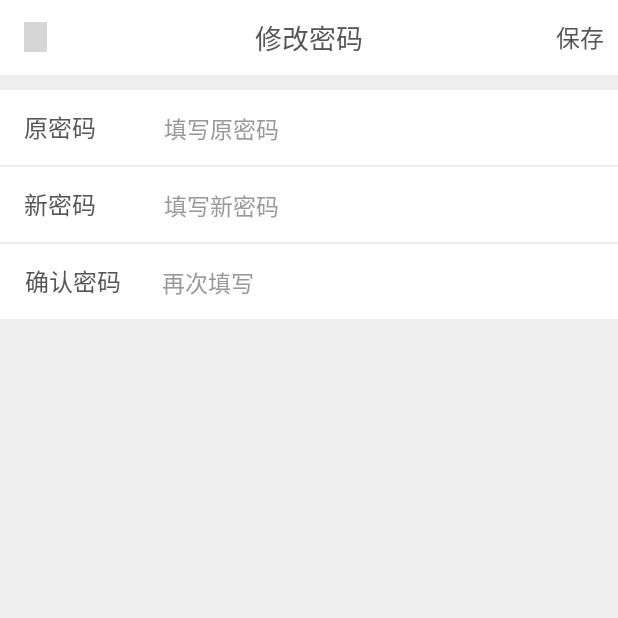
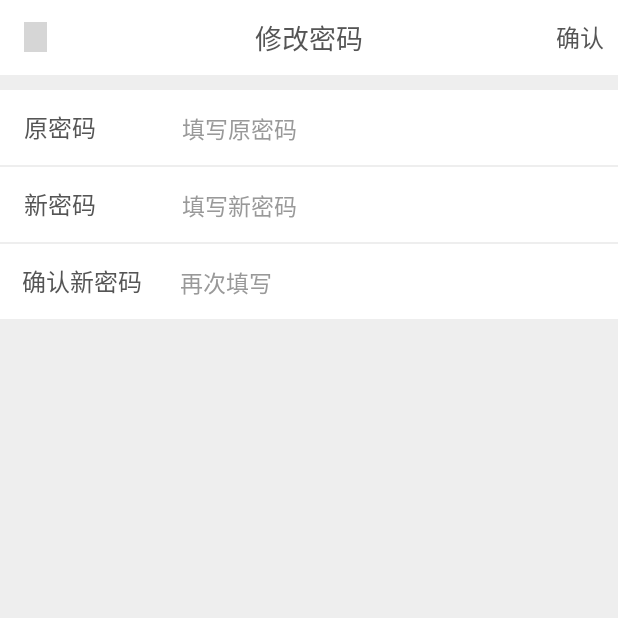
Before and after one commit to hunanwolf/MyCompass-ECG, an Android app: the PassChangeActivityW screen opened directly, with no data from a screen before it, on a phone screen of 412 x 824 dp, the top half of it. Run offline under Robolectric (Android 15) with nearby library versions, the light colour scheme and no system bars; libraries missing offline, so code that uses them is left out: com.alibaba.fastjson, com.loopj.android, cz.msebera.android; grey boxes are pictures that could not be loaded.

Commit message:
first commit WZ

```diff
--- a/AuxiliaryLibarary/src/main/res/layout/toolbar.xml
+++ b/AuxiliaryLibarary/src/main/res/layout/toolbar.xml
@@ -33,7 +33,7 @@
             android:layout_gravity="center"
             android:gravity="center"
             android:textColor="@color/gwe"
-            android:textSize="18sp" />
+            android:textSize="20sp" />
     </android.support.v7.widget.Toolbar>
 
     <View
--- a/app/src/main/AndroidManifest.xml
+++ b/app/src/main/AndroidManifest.xml
@@ -15,7 +15,7 @@
     <uses-permission android:name="android.permission.RECORD_AUDIO" />
     <uses-permission android:name="android.permission.CAMERA" />
     <uses-permission android:name="android.permission.ACCESS_NETWORK_STATE" />
-    <uses-permission android:name="android.permission.ACCESS_MOCK_LOCATION" />
+
     <uses-permission android:name="android.permission.WRITE_EXTERNAL_STORAGE" />
     <uses-permission android:name="android.permission.MOUNT_UNMOUNT_FILESYSTEMS" />
     <uses-permission android:name="android.permission.ACCESS_FINE_LOCATION" />
--- a/app/src/main/java/com/compassecg/test720/compassecg/LoginActivity/BinDingActivity.java
+++ b/app/src/main/java/com/compassecg/test720/compassecg/LoginActivity/BinDingActivity.java
@@ -49,7 +49,6 @@ public class BinDingActivity extends BarBaseActivity {
 
             @Override
             public void beforeTextChanged(CharSequence s, int start, int count, int after) {
-
             }
 
             @Override
--- a/app/src/main/res/layout/activity_feedback.xml
+++ b/app/src/main/res/layout/activity_feedback.xml
@@ -42,7 +42,7 @@
         android:id="@+id/detail"
         android:maxEms="140"
         android:textColor="@color/grey"
-        android:hint="写下对我们平台的意见或建议吧！"
+        android:hint="写下对我们平台的意见或建议吧~"
         android:layout_marginTop="10dp"
         android:textSize="14sp"
         android:padding="13dp"/>
--- a/app/src/main/res/layout/activity_login.xml
+++ b/app/src/main/res/layout/activity_login.xml
@@ -66,7 +66,7 @@
                     android:text="账号或手机"
                     android:textColor="@color/login_gary"
                     android:textSize="16sp" />
-
+                <!--android:digits="1234567890"-->
                 <EditText
                     android:id="@+id/phone"
                     android:layout_width="0dp"
@@ -74,9 +74,9 @@
                     android:layout_marginLeft="15dp"
                     android:layout_weight="1"
                     android:background="@null"
-                    android:digits="1234567890"
+
                     android:hint="请输入账号或手机号"
-                    android:inputType="phone"
+                    android:inputType="textVisiblePassword"
                     android:maxLength="13"
                     android:textColor="@color/login_gwe"
                     android:text=""
--- a/app/src/main/res/layout/activity_pass_change.xml
+++ b/app/src/main/res/layout/activity_pass_change.xml
@@ -3,9 +3,9 @@
     xmlns:tools="http://schemas.android.com/tools"
     android:layout_width="match_parent"
     android:layout_height="match_parent"
-    android:orientation="vertical"
     android:background="@color/background"
-   >
+    android:orientation="vertical">
+
     <RelativeLayout
         android:layout_width="match_parent"
         android:layout_height="50dp"
@@ -15,130 +15,139 @@
             android:id="@+id/back"
             android:layout_width="50dp"
             android:layout_height="match_parent">
+
             <ImageView
                 style="@style/iv_back"
 
-                android:src="@drawable/back_tomove"/>
+                android:src="@drawable/back_tomove" />
         </RelativeLayout>
 
 
         <TextView
+            android:id="@+id/textView5"
             android:layout_width="wrap_content"
             android:layout_height="match_parent"
-            android:text="修改密码"
-            android:textSize="18sp"
-            android:gravity="center"
-            android:textColor="@color/gwe"
             android:layout_alignBottom="@+id/back"
             android:layout_centerHorizontal="true"
-            android:id="@+id/textView5" />
+            android:gravity="center"
+            android:text="修改密码"
+            android:textColor="@color/gwe"
+            android:textSize="18sp" />
 
         <RelativeLayout
             android:id="@+id/baotun"
             android:layout_width="50dp"
-            android:layout_alignParentRight="true"
-            android:layout_height="match_parent">
+            android:layout_height="match_parent"
+            android:layout_alignParentRight="true">
+
             <TextView
                 android:id="@+id/btntext"
                 android:layout_width="match_parent"
-                android:text="保存"
+                android:layout_height="match_parent"
                 android:gravity="center"
+                android:text="确认"
                 android:textColor="@color/gwe"
-                android:textSize="16sp"
-                android:layout_height="match_parent" />
+                android:textSize="16sp" />
 
         </RelativeLayout>
 
     </RelativeLayout>
+
     <LinearLayout
         android:layout_width="match_parent"
         android:layout_height="50dp"
         android:layout_marginTop="10dp"
-        android:orientation="horizontal"
-        android:background="@color/white">
+        android:background="@color/white"
+        android:orientation="horizontal">
+
         <TextView
-            android:layout_width="78dp"
+            android:layout_width="90dp"
             android:layout_height="match_parent"
+            android:layout_marginLeft="16dp"
+            android:gravity="center_vertical"
             android:text="原密码"
             android:textColor="@color/gwe"
-            android:textSize="16sp"
-            android:layout_marginLeft="16dp"
-            android:gravity="center_vertical"/>
+            android:textSize="16sp" />
+
         <EditText
 
+            android:id="@+id/pass"
             android:layout_width="0dp"
             android:layout_height="wrap_content"
+            android:layout_marginLeft="15dp"
+            android:layout_weight="1"
             android:background="@null"
+            android:hint="填写原密码"
+            android:inputType="textPassword"
+            android:maxEms="16"
+
             android:textColor="@color/grey"
-            android:maxEms="16"
             android:textColorHint="@color/qianhui"
-            android:inputType="textPassword"
-            android:layout_weight="1"
-            android:textSize="15sp"
+            android:textSize="15sp" />
+    </LinearLayout>
 
-            android:layout_marginLeft="15dp"
-            android:hint="填写原密码"
-            android:id="@+id/pass"/>
-    </LinearLayout>
     <LinearLayout
         android:layout_width="match_parent"
         android:layout_height="50dp"
         android:layout_marginTop="1dp"
-        android:orientation="horizontal"
-        android:background="@color/white">
+        android:background="@color/white"
+        android:orientation="horizontal">
+
         <TextView
-            android:layout_width="78dp"
+            android:layout_width="90dp"
             android:layout_height="match_parent"
+            android:layout_marginLeft="16dp"
+            android:gravity="center_vertical"
             android:text="新密码"
             android:textColor="@color/gwe"
-            android:textSize="16sp"
-            android:layout_marginLeft="16dp"
-            android:gravity="center_vertical"/>
+            android:textSize="16sp" />
+
         <EditText
+            android:id="@+id/pass_new"
             android:layout_width="match_parent"
             android:layout_height="wrap_content"
+            android:layout_marginLeft="15dp"
             android:background="@null"
+            android:hint="填写新密码"
+            android:inputType="textPassword"
+            android:maxEms="16"
             android:textColor="@color/grey"
-            android:maxEms="16"
             android:textColorHint="@color/qianhui"
-            android:layout_marginLeft="15dp"
-            android:inputType="textPassword"
-            android:textSize="15sp"
-            android:hint="填写新密码"
-            android:id="@+id/pass_new"/>
+            android:textSize="15sp" />
     </LinearLayout>
+
     <LinearLayout
         android:layout_width="match_parent"
         android:layout_height="50dp"
         android:layout_marginTop="1dp"
-        android:orientation="horizontal"
-        android:background="@color/white">
+        android:background="@color/white"
+        android:orientation="horizontal">
 
         <TextView
-            android:layout_width="78dp"
+            android:id="@+id/textView6"
+            android:layout_width="90dp"
             android:layout_height="match_parent"
-            android:text="确认密码"
-            android:textSize="16sp"
-            android:textColor="@color/gwe"
             android:layout_marginLeft="10dp"
             android:gravity="center"
-            android:id="@+id/textView6" />
+            android:text="确认新密码"
+            android:textColor="@color/gwe"
+            android:textSize="16sp" />
 
         <EditText
+            android:id="@+id/pass_new_con"
             android:layout_width="match_parent"
             android:layout_height="wrap_content"
+            android:layout_marginLeft="20dp"
             android:background="@null"
+            android:hint="再次填写"
+            android:inputType="textPassword"
+            android:maxEms="16"
             android:textColor="@color/grey"
             android:textColorHint="@color/qianhui"
-            android:layout_marginLeft="20dp"
-            android:textSize="15sp"
-            android:maxEms="16"
-            android:inputType="textPassword"
-            android:hint="再次填写"
-            android:id="@+id/pass_new_con"/>
+            android:textSize="15sp" />
     </LinearLayout>
     <!--<Button-->
-        <!--android:id="@+id/ok"-->
-        <!--android:text="确认"-->
-        <!--style="@style/btn_red" />-->
+    <!--android:id="@+id/ok"-->
+    <!--android:text="确认"-->
+    <!--style="@style/btn_red" />-->
 </LinearLayout>
--- a/app/src/main/res/layout/dialog_chang_info.xml
+++ b/app/src/main/res/layout/dialog_chang_info.xml
@@ -13,6 +13,7 @@
             android:gravity="center"
             android:layout_marginLeft="25dp"
             android:text="姓名："
+            android:visibility="invisible"
             android:textColor="@color/gwe"
             android:textSize="16sp"
             android:layout_height="40dp" />
--- a/app/src/main/res/layout/item_fans_list.xml
+++ b/app/src/main/res/layout/item_fans_list.xml
@@ -11,7 +11,7 @@
 
 
         <!--android:background="@drawable/ic_placeholder"-->
-        <ImageView
+        <com.compassecg.test720.compassecg.View.CircleImageView
             android:id="@+id/lm_img"
             android:layout_width="85dp"
             android:layout_height="85dp"
@@ -100,7 +100,7 @@
                 android:layout_centerVertical="true"
                 android:layout_marginLeft="10dp"
                 android:layout_marginRight="10dp"
-                android:background="@drawable/drawoblelv"
+                android:background="@drawable/drawoblelvl"
                 android:gravity="center"
                 android:layout_gravity="center_vertical"
                 android:layout_margin="10dp"
--- a/app/src/main/res/layout/item_forum_layout.xml
+++ b/app/src/main/res/layout/item_forum_layout.xml
@@ -64,11 +64,10 @@
                 android:layout_height="wrap_content"
                 android:layout_marginLeft="5dp"
                 android:layout_marginRight="15dp"
-
                 android:layout_marginTop="5dp"
                 android:ellipsize="end"
                 android:lines="2"
-                android:text="问就看烦了观看了国内看来咖喱块干冷干康乐抗拉看过那么阿奎拉尼咖喱块呢"
+                android:text="问就看烦了观看了国内看来咖喱块干冷干康乐抗拉看过那么阿奎拉尼咖喱块呢【实时诊断】"
                 android:textColor="@color/gwe"
                 android:textSize="16sp" />
 
@@ -79,7 +78,7 @@
 
                 android:layout_marginLeft="5dp"
                 android:layout_marginRight="15dp"
-
+android:visibility="gone"
                 android:layout_marginTop="10dp"
                 android:ellipsize="end"
                 android:text="【实时诊断】"
--- a/app/src/main/res/layout/item_message.xml
+++ b/app/src/main/res/layout/item_message.xml
@@ -27,7 +27,6 @@
             android:layout_marginTop="5dp"
             android:background="@drawable/unread_count_bg2"
             android:gravity="center"
-            android:text="7"
             android:textColor="@android:color/white"
             android:textSize="12sp" />
     </RelativeLayout>
--- a/app/src/main/res/layout/item_notice.xml
+++ b/app/src/main/res/layout/item_notice.xml
@@ -28,7 +28,8 @@
             android:gravity="center_vertical"
             android:paddingRight="15dp"
             android:text="已读"
-            android:textColor="@color/wenhong"
+
+            android:textColor="@color/gwe"
             android:textSize="14sp" />
     </RelativeLayout>
 
```
Also changed, not shown: app/src/main/java/com/compassecg/test720/compassecg/Home/AcitvityW/message/ApplicationAndNoticeadapterW.java (+7 -6 lines), app/src/main/java/com/compassecg/test720/compassecg/Home/AcitvityW/message/message_list_adapterW.java (+11 -1 lines), app/src/main/java/com/compassecg/test720/compassecg/Home/AcitvityW/my/Setfocus/AboutActivity.java (+7 -24 lines), app/src/main/java/com/compassecg/test720/compassecg/Home/MainFragmentW.java (+1 -9 lines), app/src/main/res/drawable/drawoblelvl.xml (added, +15 -0 lines), app/src/main/res/layout/about.xml (added, +22 -0 lines), app/src/main/res/layout/activity_about.xml (+23 -57 lines), app/src/main/res/layout/activity_pass_lost.xml (+7 -7 lines), app/src/main/res/layout/activity_register_activity.xml (+10 -10 lines).
